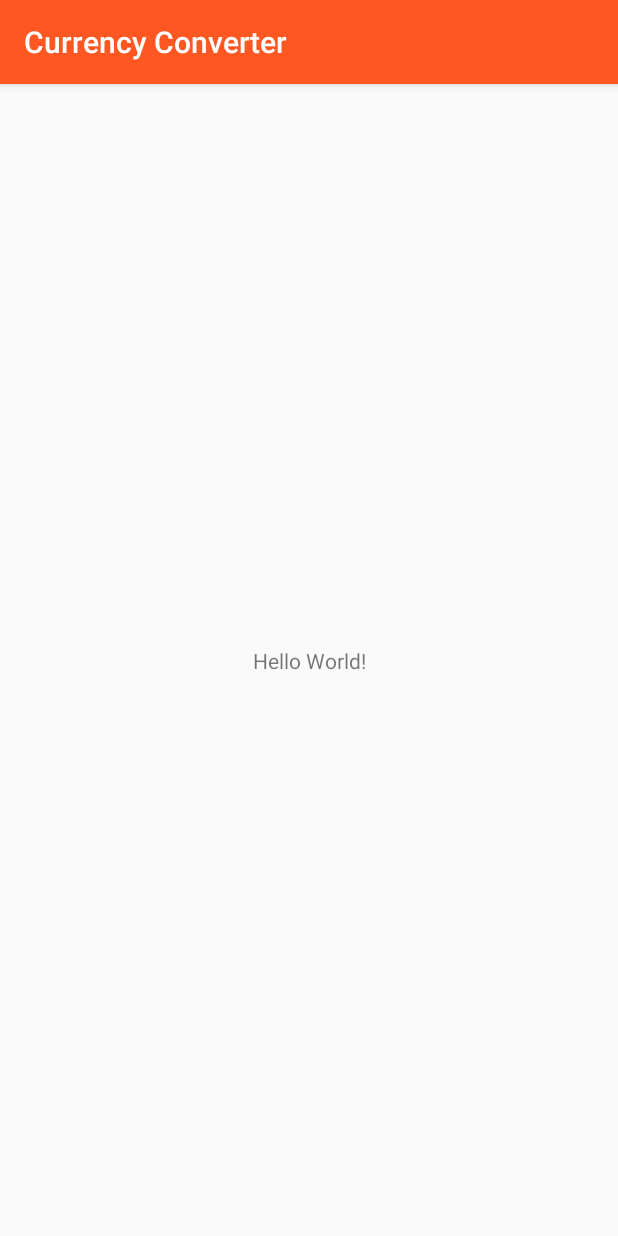
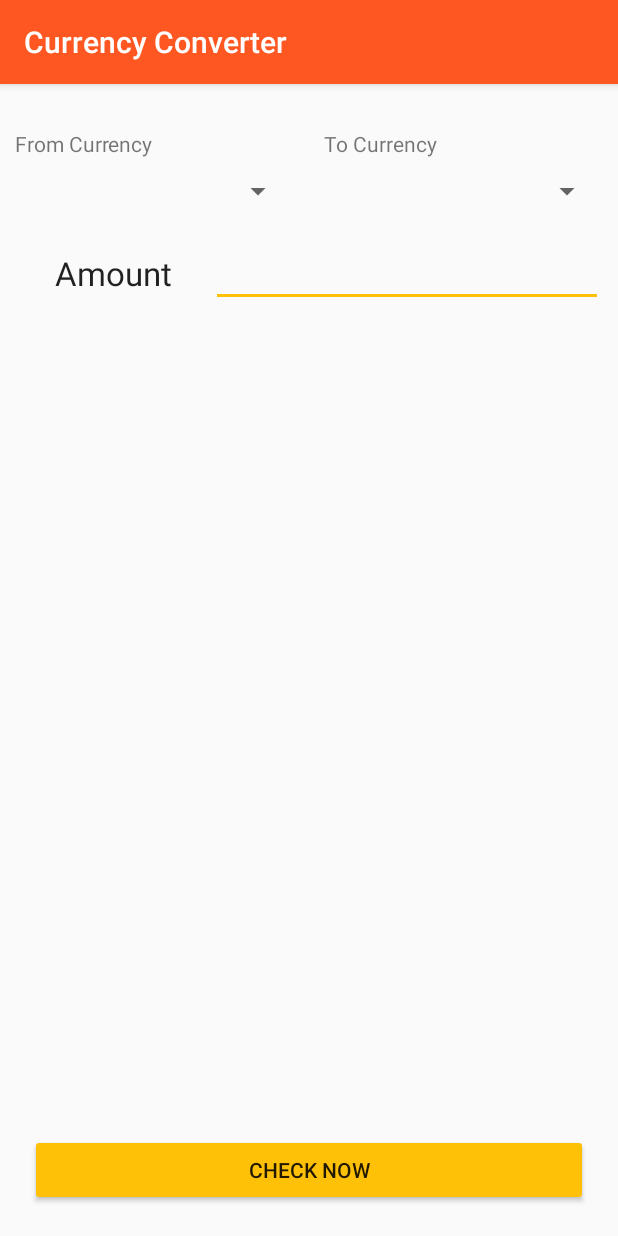
Before and after one commit to akshaykalola28/CurrencyConverter, an Android app: the screen it shows after launch (MainActivity), on a phone screen of 412 x 824 dp. Run offline under Robolectric (Android 15) with nearby library versions, the phone set to English and light mode, and no system bars.

Commit message:
design ready

```diff
--- a/app/src/main/AndroidManifest.xml
+++ b/app/src/main/AndroidManifest.xml
@@ -9,6 +9,7 @@
         android:roundIcon="@mipmap/ic_launcher_round"
         android:supportsRtl="true"
         android:theme="@style/AppTheme">
+        <activity android:name=".ResultActivity"></activity>
         <activity android:name=".MainActivity">
             <intent-filter>
                 <action android:name="android.intent.action.MAIN" />
--- a/app/src/main/res/layout/activity_main.xml
+++ b/app/src/main/res/layout/activity_main.xml
@@ -1,18 +1,86 @@
 <?xml version="1.0" encoding="utf-8"?>
-<androidx.constraintlayout.widget.ConstraintLayout xmlns:android="http://schemas.android.com/apk/res/android"
-    xmlns:app="http://schemas.android.com/apk/res-auto"
+<RelativeLayout xmlns:android="http://schemas.android.com/apk/res/android"
     xmlns:tools="http://schemas.android.com/tools"
     android:layout_width="match_parent"
     android:layout_height="match_parent"
+    android:orientation="vertical"
     tools:context=".MainActivity">
 
-    <TextView
-        android:layout_width="wrap_content"
+    <LinearLayout
+        android:id="@+id/currencyLayout"
+        android:layout_width="match_parent"
         android:layout_height="wrap_content"
-        android:text="Hello World!"
-        app:layout_constraintBottom_toBottomOf="parent"
-        app:layout_constraintLeft_toLeftOf="parent"
-        app:layout_constraintRight_toRightOf="parent"
-        app:layout_constraintTop_toTopOf="parent" />
+        android:layout_marginTop="20dp"
+        android:orientation="horizontal">
 
-</androidx.constraintlayout.widget.ConstraintLayout>
+        <LinearLayout
+            android:layout_width="match_parent"
+            android:layout_height="wrap_content"
+            android:layout_margin="10dp"
+            android:layout_weight="1"
+            android:orientation="vertical">
+
+            <TextView
+                android:layout_width="match_parent"
+                android:layout_height="wrap_content"
+                android:layout_marginBottom="10dp"
+                android:text="From Currency"
+                android:textAppearance="@style/TextAppearance.AppCompat.Small" />
+
+            <Spinner
+                android:layout_width="match_parent"
+                android:layout_height="wrap_content" />
+        </LinearLayout>
+
+        <LinearLayout
+            android:layout_width="match_parent"
+            android:layout_height="wrap_content"
+            android:layout_margin="10dp"
+            android:layout_weight="1"
+            android:orientation="vertical">
+
+            <TextView
+                android:layout_width="match_parent"
+                android:layout_height="wrap_content"
+                android:layout_marginBottom="10dp"
+                android:text="To Currency"
+                android:textAppearance="@style/TextAppearance.AppCompat.Small" />
+
+            <Spinner
+                android:layout_width="match_parent"
+                android:layout_height="wrap_content" />
+        </LinearLayout>
+    </LinearLayout>
+
+    <LinearLayout
+        android:layout_width="match_parent"
+        android:layout_height="wrap_content"
+        android:layout_below="@id/currencyLayout"
+        android:layout_margin="10dp"
+        android:orientation="horizontal">
+
+        <TextView
+            android:layout_width="match_parent"
+            android:layout_height="wrap_content"
+            android:layout_gravity="center_vertical"
+            android:layout_weight="2"
+            android:text="Amount"
+            android:textAlignment="center"
+            android:textAppearance="@style/TextAppearance.AppCompat.Large" />
+
+        <EditText
+            android:layout_width="match_parent"
+            android:layout_height="wrap_content"
+            android:layout_weight="1"
+            android:inputType="number" />
+    </LinearLayout>
+
+    <Button
+        android:layout_width="match_parent"
+        android:layout_height="wrap_content"
+        android:layout_alignParentBottom="true"
+        android:layout_margin="20dp"
+        android:backgroundTint="@color/colorAccent"
+        android:text="Check Now" />
+
+</RelativeLayout>
```
Also changed, not shown: app/src/main/java/com/finalyearproject/currencyconverter/ResultActivity.kt (added, +12 -0 lines), app/src/main/res/drawable/add_image.xml (added, +17 -0 lines), app/src/main/res/layout/activity_result.xml (added, +91 -0 lines).
